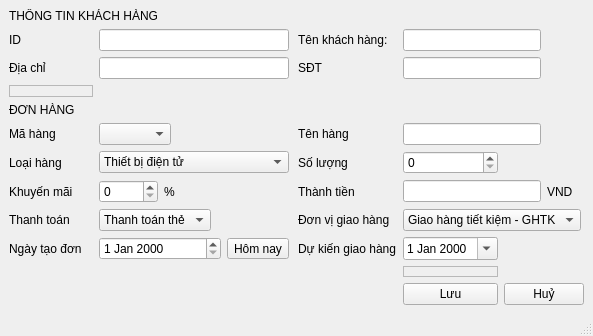
Old version of the form taodonhang.ui in the repository si13ncer/DoAnCTDL.
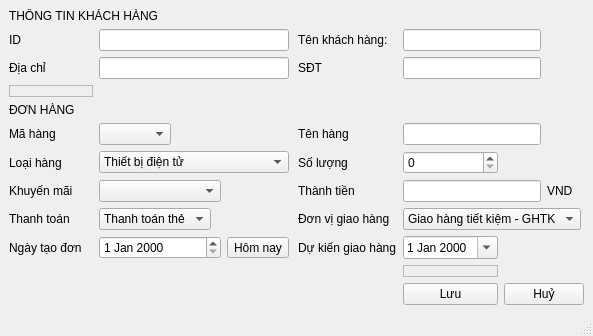
New version of the form.

Patch:
```diff
--- a/taodonhang.ui
+++ b/taodonhang.ui
@@ -87,9 +87,6 @@
     <item row="5" column="6" colspan="2">
      <widget class="QLineEdit" name="LEditTenhang"/>
     </item>
-    <item row="7" column="1">
-     <widget class="QSpinBox" name="spBKM"/>
-    </item>
     <item row="6" column="5">
      <widget class="QLabel" name="lblSL">
       <property name="text">
@@ -195,13 +192,6 @@
       </item>
      </widget>
     </item>
-    <item row="7" column="2">
-     <widget class="QLabel" name="label_12">
-      <property name="text">
-       <string>%</string>
-      </property>
-     </widget>
-    </item>
     <item row="9" column="4">
      <spacer name="horizontalSpacer_7">
       <property name="orientation">
@@ -456,6 +446,9 @@
       </property>
      </widget>
     </item>
+    <item row="7" column="1" colspan="2">
+     <widget class="QComboBox" name="comboBox"/>
+    </item>
    </layout>
   </widget>
   <widget class="QStatusBar" name="statusbar"/>
```
